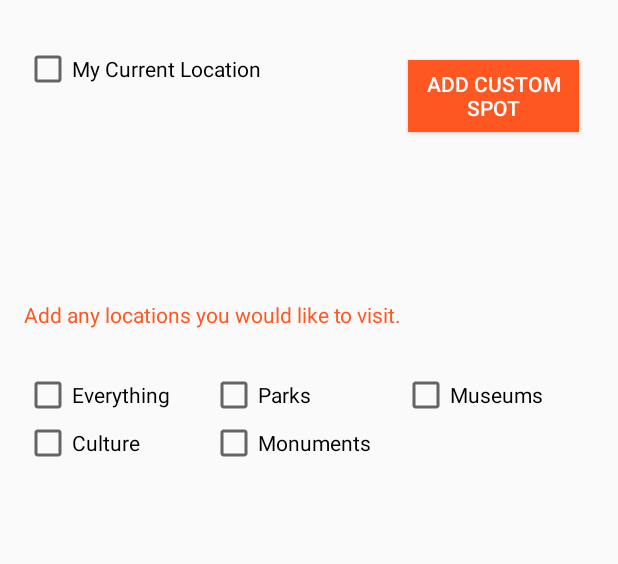
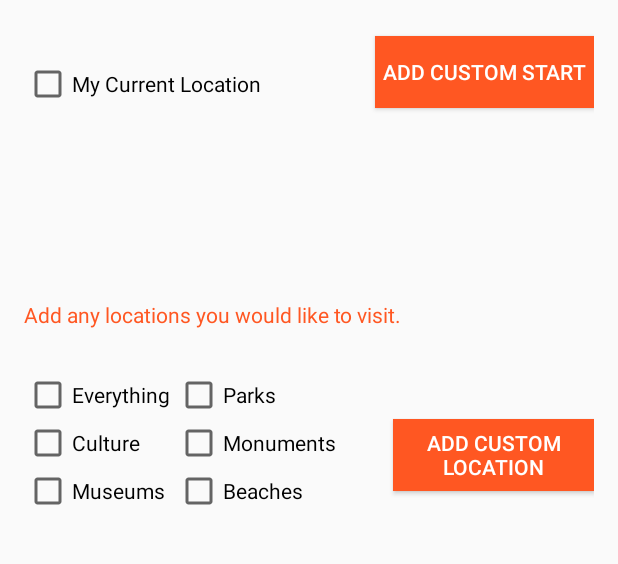
Before and after one commit to CyberneticOwl/TourApp, an Android app: the TourOptions screen opened directly, with no data from a screen before it, on a phone screen of 412 x 824 dp, the part 303-867 px from its top. Run offline under Robolectric (Android 15) with nearby library versions, the phone set to English and light mode, and no system bars.

Commit message:
More custom tour options implemented

```diff
--- a/app/src/main/res/layout/activity_tour_options.xml
+++ b/app/src/main/res/layout/activity_tour_options.xml
@@ -79,12 +79,11 @@
             android:layout_height="wrap_content"
             android:text="Parks"
             android:id="@+id/checkBox4"
-            android:layout_alignTop="@+id/checkBox3"
-            android:layout_toLeftOf="@+id/checkBox2"
-            android:layout_toStartOf="@+id/checkBox2"
-            android:layout_marginRight="30dp"
-            android:layout_marginEnd="30dp"
-            android:checked="false" />
+            android:checked="false"
+            android:layout_alignBottom="@+id/button3"
+            android:layout_toRightOf="@+id/checkBox"
+            android:layout_toEndOf="@+id/checkBox"
+            android:layout_alignBaseline="@+id/checkBox3" />
 
         <CheckBox
             android:layout_width="wrap_content"
@@ -101,20 +100,21 @@
             android:layout_height="wrap_content"
             android:text="Monuments"
             android:id="@+id/checkBox6"
-            android:layout_alignTop="@+id/checkBox5"
+            android:checked="false"
+            android:layout_above="@+id/checkBox8"
             android:layout_alignLeft="@+id/checkBox4"
             android:layout_alignStart="@+id/checkBox4"
-            android:checked="false" />
+            android:layout_alignBaseline="@+id/checkBox5" />
 
         <CheckBox
             android:layout_width="wrap_content"
             android:layout_height="wrap_content"
             android:text="Museums"
             android:id="@+id/checkBox7"
-            android:layout_alignTop="@+id/checkBox4"
-            android:layout_toRightOf="@+id/textView7"
-            android:layout_toEndOf="@+id/textView7"
-            android:checked="false" />
+            android:checked="false"
+            android:layout_below="@+id/checkBox5"
+            android:layout_alignParentLeft="true"
+            android:layout_alignParentStart="true" />
 
         <TextView
             android:layout_width="wrap_content"
@@ -132,24 +132,44 @@
             android:layout_height="wrap_content"
             android:text="My Current Location"
             android:id="@+id/checkBox9"
+            android:layout_alignParentLeft="true"
+            android:layout_alignParentStart="false"
+            android:layout_alignParentEnd="false"
             android:layout_below="@+id/textView8"
-            android:layout_alignParentLeft="true"
-            android:layout_alignParentStart="true"
-            android:layout_marginTop="30dp" />
+            android:layout_marginTop="40dp" />
 
         <Button
             android:layout_width="wrap_content"
             android:layout_height="wrap_content"
-            android:text="Add Custom Spot"
+            android:text="Add Custom Start"
             android:id="@+id/button2"
             android:background="@color/colorPrimary"
             android:textColor="#ffffff"
-            android:layout_alignTop="@+id/checkBox9"
-            android:layout_toRightOf="@+id/textView8"
+            android:padding="5dp"
+            android:layout_alignBottom="@+id/checkBox9"
+            android:layout_alignRight="@+id/button3"
+            android:layout_alignEnd="@+id/button3" />
+
+        <Button
+            android:layout_width="wrap_content"
+            android:layout_height="wrap_content"
+            android:text="Add Custom Location"
+            android:id="@+id/button3"
+            android:background="@color/colorPrimary"
+            android:textColor="#ffffff"
+            android:padding="5dp"
             android:layout_toEndOf="@+id/textView8"
-            android:layout_marginLeft="10dp"
-            android:layout_marginRight="10dp"
-            android:layout_margin="10dp" />
+            android:layout_alignBaseline="@+id/checkBox6" />
+
+        <CheckBox
+            android:layout_width="wrap_content"
+            android:layout_height="wrap_content"
+            android:text="Beaches"
+            android:id="@+id/checkBox8"
+            android:checked="false"
+            android:layout_alignTop="@+id/checkBox7"
+            android:layout_alignLeft="@+id/checkBox4"
+            android:layout_alignStart="@+id/checkBox4" />
 
     </RelativeLayout>
 
```
